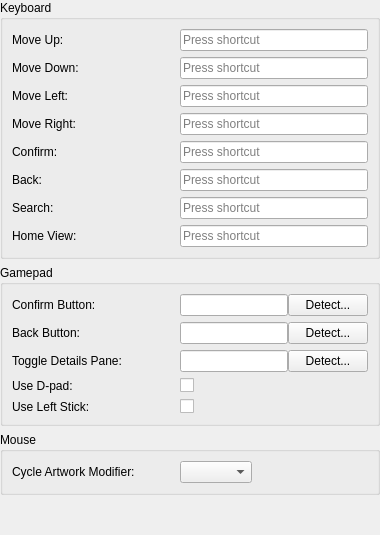
Qt form src/ui/dialogs/settings/controlspanel.ui (EtherAura/Kartend) before a commit.
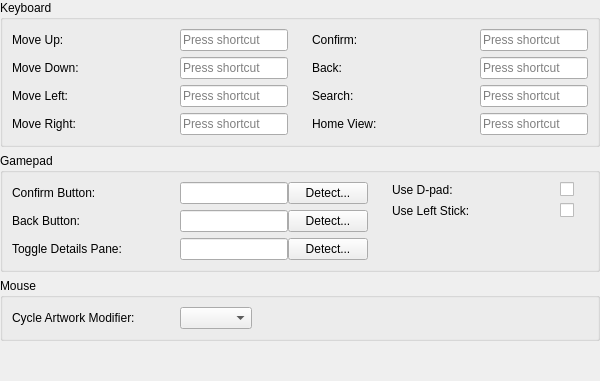
The same form after that commit.

Patch:
```diff
--- a/src/ui/dialogs/settings/controlspanel.ui
+++ b/src/ui/dialogs/settings/controlspanel.ui
@@ -10,10 +10,22 @@
    <item>
     <widget class="QGroupBox" name="keyboardControlsGroupBox">
      <property name="title"><string>Keyboard</string></property>
-     <layout class="QFormLayout" name="keyboardControlsFormLayout">
+     <layout class="QHBoxLayout" name="keyboardControlsRowLayout">
+      <property name="spacing"><number>24</number></property>
+      <item>
+       <widget class="QWidget" name="keyboardControlsColLeft" native="true">
+        <property name="sizePolicy">
+         <sizepolicy hsizetype="Expanding" vsizetype="Preferred"><horstretch>0</horstretch><verstretch>0</verstretch></sizepolicy>
+        </property>
+        <layout class="QFormLayout" name="keyboardControlsFormLeft">
+         <property name="formAlignment"><set>Qt::AlignmentFlag::AlignLeft|Qt::AlignmentFlag::AlignTop</set></property>
       <property name="horizontalSpacing"><number>8</number></property>
       <property name="verticalSpacing"><number>6</number></property>
-      <property name="fieldGrowthPolicy"><enum>QFormLayout::FieldGrowthPolicy::ExpandingFieldsGrow</enum></property>
+         <property name="leftMargin"><number>0</number></property>
+         <property name="topMargin"><number>0</number></property>
+         <property name="rightMargin"><number>0</number></property>
+         <property name="bottomMargin"><number>0</number></property>
+         <property name="fieldGrowthPolicy"><enum>QFormLayout::FieldGrowthPolicy::FieldsStayAtSizeHint</enum></property>
       <item row="0" column="0"><widget class="QLabel" name="keyNavUpLabel"><property name="minimumSize"><size><width>160</width><height>0</height></size></property><property name="text"><string>Move Up:</string></property></widget></item>
       <item row="0" column="1"><widget class="QKeySequenceEdit" name="keyNavUpEdit"/></item>
       <item row="1" column="0"><widget class="QLabel" name="keyNavDownLabel"><property name="minimumSize"><size><width>160</width><height>0</height></size></property><property name="text"><string>Move Down:</string></property></widget></item>
@@ -22,24 +34,57 @@
       <item row="2" column="1"><widget class="QKeySequenceEdit" name="keyNavLeftEdit"/></item>
       <item row="3" column="0"><widget class="QLabel" name="keyNavRightLabel"><property name="minimumSize"><size><width>160</width><height>0</height></size></property><property name="text"><string>Move Right:</string></property></widget></item>
       <item row="3" column="1"><widget class="QKeySequenceEdit" name="keyNavRightEdit"/></item>
-      <item row="4" column="0"><widget class="QLabel" name="keyConfirmLabel"><property name="minimumSize"><size><width>160</width><height>0</height></size></property><property name="text"><string>Confirm:</string></property></widget></item>
-      <item row="4" column="1"><widget class="QKeySequenceEdit" name="keyConfirmEdit"/></item>
-      <item row="5" column="0"><widget class="QLabel" name="keyBackLabel"><property name="minimumSize"><size><width>160</width><height>0</height></size></property><property name="text"><string>Back:</string></property></widget></item>
-      <item row="5" column="1"><widget class="QKeySequenceEdit" name="keyBackEdit"/></item>
-      <item row="6" column="0"><widget class="QLabel" name="keySearchLabel"><property name="minimumSize"><size><width>160</width><height>0</height></size></property><property name="text"><string>Search:</string></property></widget></item>
-      <item row="6" column="1"><widget class="QKeySequenceEdit" name="keySearchEdit"/></item>
-      <item row="7" column="0"><widget class="QLabel" name="keyHomeViewLabel"><property name="minimumSize"><size><width>160</width><height>0</height></size></property><property name="text"><string>Home View:</string></property><property name="toolTip"><string>Jump to the synthetic Home view from any depth. Only honored when Use Home View is enabled.</string></property></widget></item>
-      <item row="7" column="1"><widget class="QKeySequenceEdit" name="keyHomeViewEdit"/></item>
+        </layout>
+       </widget>
+      </item>
+      <item>
+       <widget class="QWidget" name="keyboardControlsColRight" native="true">
+        <property name="sizePolicy">
+         <sizepolicy hsizetype="Expanding" vsizetype="Preferred"><horstretch>0</horstretch><verstretch>0</verstretch></sizepolicy>
+        </property>
+        <layout class="QFormLayout" name="keyboardControlsFormRight">
+         <property name="formAlignment"><set>Qt::AlignmentFlag::AlignLeft|Qt::AlignmentFlag::AlignTop</set></property>
+         <property name="horizontalSpacing"><number>8</number></property>
+         <property name="verticalSpacing"><number>6</number></property>
+         <property name="leftMargin"><number>0</number></property>
+         <property name="topMargin"><number>0</number></property>
+         <property name="rightMargin"><number>0</number></property>
+         <property name="bottomMargin"><number>0</number></property>
+         <property name="fieldGrowthPolicy"><enum>QFormLayout::FieldGrowthPolicy::FieldsStayAtSizeHint</enum></property>
+         <item row="0" column="0"><widget class="QLabel" name="keyConfirmLabel"><property name="minimumSize"><size><width>160</width><height>0</height></size></property><property name="text"><string>Confirm:</string></property></widget></item>
+         <item row="0" column="1"><widget class="QKeySequenceEdit" name="keyConfirmEdit"/></item>
+         <item row="1" column="0"><widget class="QLabel" name="keyBackLabel"><property name="minimumSize"><size><width>160</width><height>0</height></size></property><property name="text"><string>Back:</string></property></widget></item>
+         <item row="1" column="1"><widget class="QKeySequenceEdit" name="keyBackEdit"/></item>
+         <item row="2" column="0"><widget class="QLabel" name="keySearchLabel"><property name="minimumSize"><size><width>160</width><height>0</height></size></property><property name="text"><string>Search:</string></property></widget></item>
+         <item row="2" column="1"><widget class="QKeySequenceEdit" name="keySearchEdit"/></item>
+         <item row="3" column="0"><widget class="QLabel" name="keyHomeViewLabel"><property name="minimumSize"><size><width>160</width><height>0</height></size></property><property name="text"><string>Home View:</string></property><property name="toolTip"><string>Jump to the synthetic Home view from any depth. Only honored when Use Home View is enabled.</string></property></widget></item>
+         <item row="3" column="1"><widget class="QKeySequenceEdit" name="keyHomeViewEdit"/></item>
+        </layout>
+       </widget>
+      </item>
      </layout>
     </widget>
    </item>
    <item>
     <widget class="QGroupBox" name="gamepadControlsGroupBox">
      <property name="title"><string>Gamepad</string></property>
-     <layout class="QFormLayout" name="gamepadControlsFormLayout">
+     <!-- Two-column section: two equal-width column wrappers side by side. -->
+     <layout class="QHBoxLayout" name="gamepadControlsRowLayout">
+      <property name="spacing"><number>24</number></property>
+      <item>
+       <widget class="QWidget" name="gamepadControlsColLeft" native="true">
+        <property name="sizePolicy">
+         <sizepolicy hsizetype="Expanding" vsizetype="Preferred"><horstretch>0</horstretch><verstretch>0</verstretch></sizepolicy>
+        </property>
+        <layout class="QFormLayout" name="gamepadControlsFormLeft">
+         <property name="formAlignment"><set>Qt::AlignmentFlag::AlignLeft|Qt::AlignmentFlag::AlignTop</set></property>
       <property name="horizontalSpacing"><number>8</number></property>
       <property name="verticalSpacing"><number>6</number></property>
-      <property name="fieldGrowthPolicy"><enum>QFormLayout::FieldGrowthPolicy::ExpandingFieldsGrow</enum></property>
+         <property name="leftMargin"><number>0</number></property>
+         <property name="topMargin"><number>0</number></property>
+         <property name="rightMargin"><number>0</number></property>
+         <property name="bottomMargin"><number>0</number></property>
+         <property name="fieldGrowthPolicy"><enum>QFormLayout::FieldGrowthPolicy::FieldsStayAtSizeHint</enum></property>
       <item row="0" column="0"><widget class="QLabel" name="gamepadConfirmButtonLabel"><property name="minimumSize"><size><width>160</width><height>0</height></size></property><property name="text"><string>Confirm Button:</string></property></widget></item>
       <item row="0" column="1">
        <layout class="QHBoxLayout" name="gamepadConfirmButtonLayout">
@@ -61,10 +106,30 @@
         <item><widget class="QPushButton" name="detectGamepadToggleSidebarButtonButton"><property name="text"><string>Detect...</string></property></widget></item>
        </layout>
       </item>
-      <item row="3" column="0"><widget class="QLabel" name="gamepadUseDpadLabel"><property name="minimumSize"><size><width>160</width><height>0</height></size></property><property name="text"><string>Use D-pad:</string></property></widget></item>
-      <item row="3" column="1"><widget class="QCheckBox" name="gamepadUseDpadCheckBox"/></item>
-      <item row="4" column="0"><widget class="QLabel" name="gamepadUseLeftStickLabel"><property name="minimumSize"><size><width>160</width><height>0</height></size></property><property name="text"><string>Use Left Stick:</string></property></widget></item>
-      <item row="4" column="1"><widget class="QCheckBox" name="gamepadUseLeftStickCheckBox"/></item>
+        </layout>
+       </widget>
+      </item>
+      <item>
+       <widget class="QWidget" name="gamepadControlsColRight" native="true">
+        <property name="sizePolicy">
+         <sizepolicy hsizetype="Expanding" vsizetype="Preferred"><horstretch>0</horstretch><verstretch>0</verstretch></sizepolicy>
+        </property>
+        <layout class="QFormLayout" name="gamepadControlsFormRight">
+         <property name="formAlignment"><set>Qt::AlignmentFlag::AlignLeft|Qt::AlignmentFlag::AlignTop</set></property>
+         <property name="horizontalSpacing"><number>8</number></property>
+         <property name="verticalSpacing"><number>6</number></property>
+         <property name="leftMargin"><number>0</number></property>
+         <property name="topMargin"><number>0</number></property>
+         <property name="rightMargin"><number>0</number></property>
+         <property name="bottomMargin"><number>0</number></property>
+         <property name="fieldGrowthPolicy"><enum>QFormLayout::FieldGrowthPolicy::FieldsStayAtSizeHint</enum></property>
+         <item row="0" column="0"><widget class="QLabel" name="gamepadUseDpadLabel"><property name="minimumSize"><size><width>160</width><height>0</height></size></property><property name="text"><string>Use D-pad:</string></property></widget></item>
+         <item row="0" column="1"><widget class="QCheckBox" name="gamepadUseDpadCheckBox"/></item>
+         <item row="1" column="0"><widget class="QLabel" name="gamepadUseLeftStickLabel"><property name="minimumSize"><size><width>160</width><height>0</height></size></property><property name="text"><string>Use Left Stick:</string></property></widget></item>
+         <item row="1" column="1"><widget class="QCheckBox" name="gamepadUseLeftStickCheckBox"/></item>
+        </layout>
+       </widget>
+      </item>
      </layout>
     </widget>
    </item>
```
Lines whose indentation alone changed are shown as unchanged.
